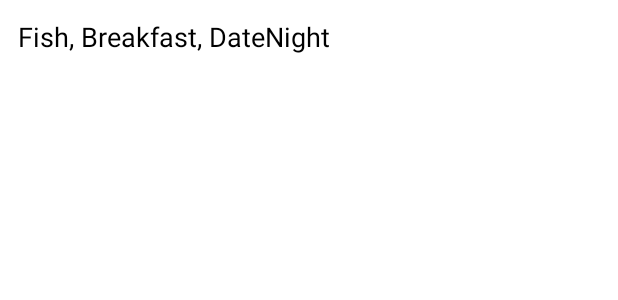
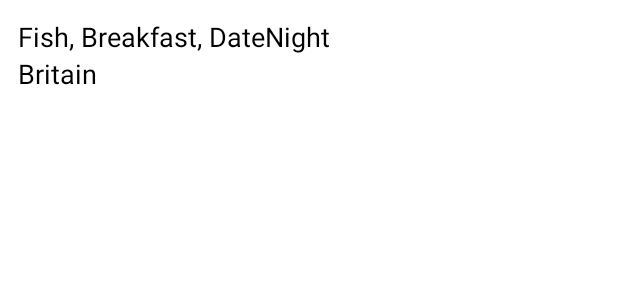
Before and after one commit to dangtiendat288/MealHelper, an Android app: the layout fragment_tags.xml on its own in the app's theme, with its tools: preview values and no code run, on a phone screen of 412 x 824 dp. Shown: the top 300 px of the screen. Run offline under Robolectric (Android 15) with nearby library versions, the phone set to English and light mode, and no system bars.

Commit message:
xu li no tag

```diff
--- a/app/src/main/res/layout/fragment_meal_detail.xml
+++ b/app/src/main/res/layout/fragment_meal_detail.xml
@@ -39,6 +39,11 @@
 
         </com.google.android.material.appbar.CollapsingToolbarLayout>
     </com.google.android.material.appbar.AppBarLayout>
+
+    <androidx.core.widget.NestedScrollView
+        android:layout_width="match_parent"
+        android:layout_height="match_parent"
+        app:layout_behavior="@string/appbar_scrolling_view_behavior">
 
         <LinearLayout
             android:layout_width="match_parent"
@@ -92,4 +97,5 @@
                 android:layout_width="match_parent"
                 android:layout_height="match_parent" />
         </LinearLayout>
+    </androidx.core.widget.NestedScrollView>
 </androidx.coordinatorlayout.widget.CoordinatorLayout>
--- a/app/src/main/res/layout/fragment_tags.xml
+++ b/app/src/main/res/layout/fragment_tags.xml
@@ -1,18 +1,32 @@
 <?xml version="1.0" encoding="utf-8"?>
-<FrameLayout xmlns:android="http://schemas.android.com/apk/res/android"
+<androidx.core.widget.NestedScrollView xmlns:android="http://schemas.android.com/apk/res/android"
     xmlns:tools="http://schemas.android.com/tools"
     android:layout_width="match_parent"
     android:layout_height="match_parent"
     tools:context=".fragment.TagsFragment">
 
     <!-- TODO: Update blank fragment layout -->
-    <TextView
-        android:id="@+id/tvVideo"
+    <LinearLayout
         android:layout_width="match_parent"
         android:layout_height="match_parent"
-        android:padding="12dp"
-        android:text="Fish, Breakfast, DateNight"
-        android:textColor="@color/black"
-        android:textSize="18sp" />
+        android:orientation="vertical"
+        android:padding="12dp">
 
-</FrameLayout>
+        <TextView
+            android:id="@+id/tvTags"
+            android:layout_width="match_parent"
+            android:layout_height="match_parent"
+
+            android:text="Fish, Breakfast, DateNight"
+            android:textColor="@color/black"
+            android:textSize="18sp" />
+
+        <TextView
+            android:id="@+id/tvArea"
+            android:layout_width="match_parent"
+            android:layout_height="match_parent"
+            android:text="Britain"
+            android:textColor="@color/black"
+            android:textSize="18sp" />
+    </LinearLayout>
+</androidx.core.widget.NestedScrollView>
```
Also changed, not shown: app/src/main/java/com/example/mealhelper/fragment/TagsFragment.java (+12 -4 lines). Lines whose indentation alone changed are shown as unchanged.
